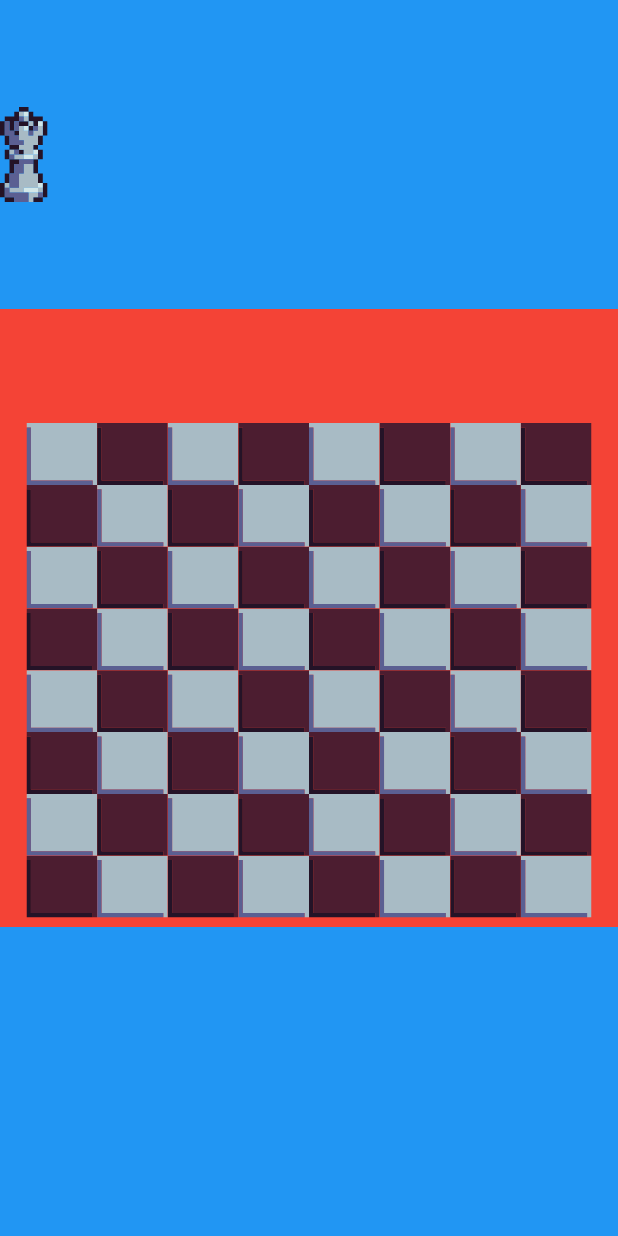
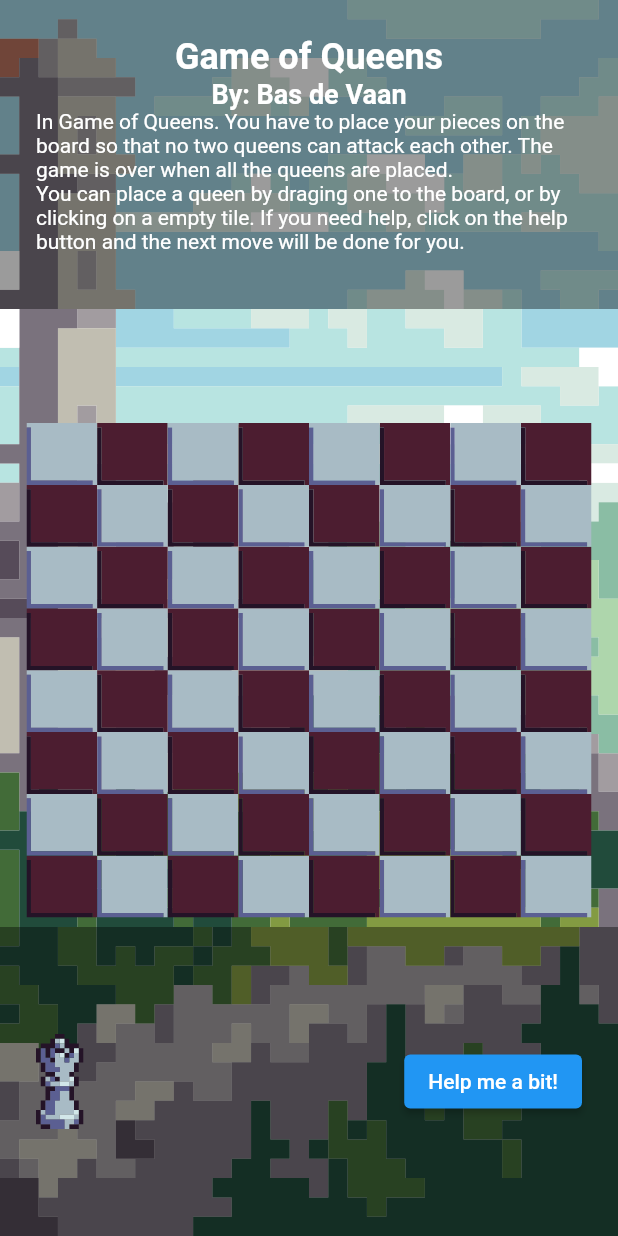
Before and after one commit to Bassiuz/game_of_queens, a Flutter app: the screen it shows after launch, on a phone screen of 412 x 824 dp. Run offline on Flutter 3.47's test engine with Material 2 defaults, Android fonts, the phone set to English and light mode, and no system bars; our stand-ins replace confetti, flutter_svg.

Commit message:
add introduction and background

```diff
--- /dev/null
+++ b/lib/common/app_theme.dart
@@ -0,0 +1,25 @@
+import 'package:flutter/material.dart';
+
+class AppTheme {
+  AppTheme._();
+
+  static const Color translucentBlack = Color.fromARGB(100, 0, 0, 0);
+
+  static const double menuPadding = 24.0;
+
+  static TextStyle titleStyle = const TextStyle(
+    fontSize: 24,
+    fontWeight: FontWeight.bold,
+    color: Colors.white,
+  );
+
+  static TextStyle subTitleStyle = const TextStyle(
+    fontSize: 18,
+    fontWeight: FontWeight.bold,
+    color: Colors.white,
+  );
+
+  static TextStyle textStyle = const TextStyle(
+    color: Colors.white,
+  );
+}
--- a/lib/main.dart
+++ b/lib/main.dart
@@ -1,8 +1,10 @@
 import 'package:flutter/material.dart';
-import 'package:game_of_queens/providers/board_state_provider.dart';
-import 'package:game_of_queens/widgets/menu_panes.dart';
-import 'package:game_of_queens/widgets/winners_overlay.dart';
+import 'providers/board_state_provider.dart';
+import 'widgets/menu_panes.dart';
+import 'widgets/winners_overlay.dart';
 import 'package:provider/provider.dart';
+
+import 'widgets/background.dart';
 
 void main() {
   runApp(const MyApp());
@@ -23,6 +25,7 @@ class MyApp extends StatelessWidget {
         home: Scaffold(
           body: Stack(
             children: const [
+              Background(),
               MenuPanes(),
               WinnersOverlay(),
             ],
--- /dev/null
+++ b/lib/widgets/background.dart
@@ -0,0 +1,16 @@
+import 'package:flutter/material.dart';
+import 'package:flutter_svg/flutter_svg.dart';
+
+class Background extends StatelessWidget {
+  const Background({Key? key}) : super(key: key);
+
+  @override
+  Widget build(BuildContext context) {
+    return SvgPicture.asset(
+      'assets/background.svg',
+      semanticsLabel: 'Background',
+      fit: BoxFit.cover,
+      width: double.infinity,
+    );
+  }
+}
--- /dev/null
+++ b/lib/widgets/help_button.dart
@@ -0,0 +1,18 @@
+import 'package:flutter/material.dart';
+import 'package:provider/provider.dart';
+
+import '../providers/board_state_provider.dart';
+
+class HelpButton extends StatelessWidget {
+  const HelpButton({Key? key}) : super(key: key);
+
+  @override
+  Widget build(BuildContext context) {
+    return ElevatedButton(
+        onPressed: () {
+          Provider.of<BoardStateProvider>(context, listen: false)
+              .doSuggestedMove();
+        },
+        child: const Text('Help me a bit!'));
+  }
+}
--- /dev/null
+++ b/lib/widgets/introduction_widget.dart
@@ -0,0 +1,26 @@
+import 'package:flutter/material.dart';
+import 'package:game_of_queens/common/app_theme.dart';
+
+class Introduction extends StatelessWidget {
+  const Introduction({Key? key}) : super(key: key);
+
+  @override
+  Widget build(BuildContext context) {
+    return SingleChildScrollView(
+      child: Column(
+        children: [
+          Text('Game of Queens', style: AppTheme.titleStyle),
+          Text('By: Bas de Vaan', style: AppTheme.subTitleStyle),
+          Text(
+            'In Game of Queens. You have to place your pieces on the board so that no two queens can attack each other. The game is over when all the queens are placed.',
+            style: AppTheme.textStyle,
+          ),
+          Text(
+            'You can place a queen by draging one to the board, or by clicking on a empty tile. If you need help, click on the help button and the next move will be done for you.',
+            style: AppTheme.textStyle,
+          ),
+        ],
+      ),
+    );
+  }
+}
--- a/lib/widgets/menu_panes.dart
+++ b/lib/widgets/menu_panes.dart
@@ -1,10 +1,11 @@
 import 'package:flutter/material.dart';
+import 'package:game_of_queens/widgets/help_button.dart';
+import 'package:game_of_queens/widgets/introduction_widget.dart';
 import 'package:game_of_queens/widgets/piece_widgets/chessboard.dart';
 import 'package:game_of_queens/widgets/queen_menu.dart';
 import 'package:game_of_queens/widgets/remove_piece_wrapper.dart';
-import 'package:provider/provider.dart';
 
-import '../providers/board_state_provider.dart';
+import '../common/app_theme.dart';
 
 class MenuPanes extends StatelessWidget {
   const MenuPanes({Key? key}) : super(key: key);
@@ -54,21 +55,33 @@ class VerticalMenuPane extends StatelessWidget {
         Expanded(
             child: RemovePieceWrapper(
           child: Container(
-            color: Colors.blue,
-            child: Row(
-              children: [QueenMenu(scale: scale)],
+            color: AppTheme.translucentBlack,
+            child: const Padding(
+              padding: EdgeInsets.all(AppTheme.menuPadding),
+              child: Introduction(),
             ),
           ),
         )),
         SizedBox(
           width: boardSize,
           height: boardSize,
-          child: Container(
-              color: Colors.red,
-              child: Center(child: Chessboard(scale: scale))),
+          child: Center(child: Chessboard(scale: scale)),
         ),
         Expanded(
-            child: RemovePieceWrapper(child: Container(color: Colors.blue))),
+            child: RemovePieceWrapper(
+                child: Container(
+          color: AppTheme.translucentBlack,
+          child: Padding(
+            padding: const EdgeInsets.all(AppTheme.menuPadding),
+            child: Row(
+              children: [
+                QueenMenu(scale: scale),
+                const Spacer(),
+                const HelpButton(),
+              ],
+            ),
+          ),
+        ))),
       ],
     );
   }
@@ -95,31 +108,32 @@ class HorizontalMenuPane extends StatelessWidget {
         Expanded(
             child: RemovePieceWrapper(
           child: Container(
-            color: Colors.blue,
-            child: Column(children: [
-              Text('Scale $scale'),
-              Text('BoardSize $boardSize'),
-              Text('Minimal Menu Size $minMenuSize'),
-              Text('Menu Size $menuSize'),
-              QueenMenu(scale: scale),
-              ElevatedButton(
-                  onPressed: () {
-                    Provider.of<BoardStateProvider>(context, listen: false)
-                        .doSuggestedMove();
-                  },
-                  child: const Text('Help me a bit!'))
-            ]),
+            height: double.infinity,
+            color: AppTheme.translucentBlack,
+            child: const Padding(
+              padding: EdgeInsets.all(AppTheme.menuPadding),
+              child: Introduction(),
+            ),
           ),
         )),
         SizedBox(
           width: boardSize,
           height: boardSize,
-          child: Container(
-              color: Colors.red,
-              child: Center(child: Chessboard(scale: scale))),
+          child: Center(child: Chessboard(scale: scale)),
         ),
         Expanded(
-            child: RemovePieceWrapper(child: Container(color: Colors.blue))),
+            child: RemovePieceWrapper(
+                child: Container(
+          color: AppTheme.translucentBlack,
+          child: Padding(
+            padding: const EdgeInsets.all(AppTheme.menuPadding),
+            child: Column(children: [
+              QueenMenu(scale: scale),
+              const Spacer(),
+              const HelpButton(),
+            ]),
+          ),
+        ))),
       ],
     );
   }
```
Also changed, not shown: assets/background.svg (added).
